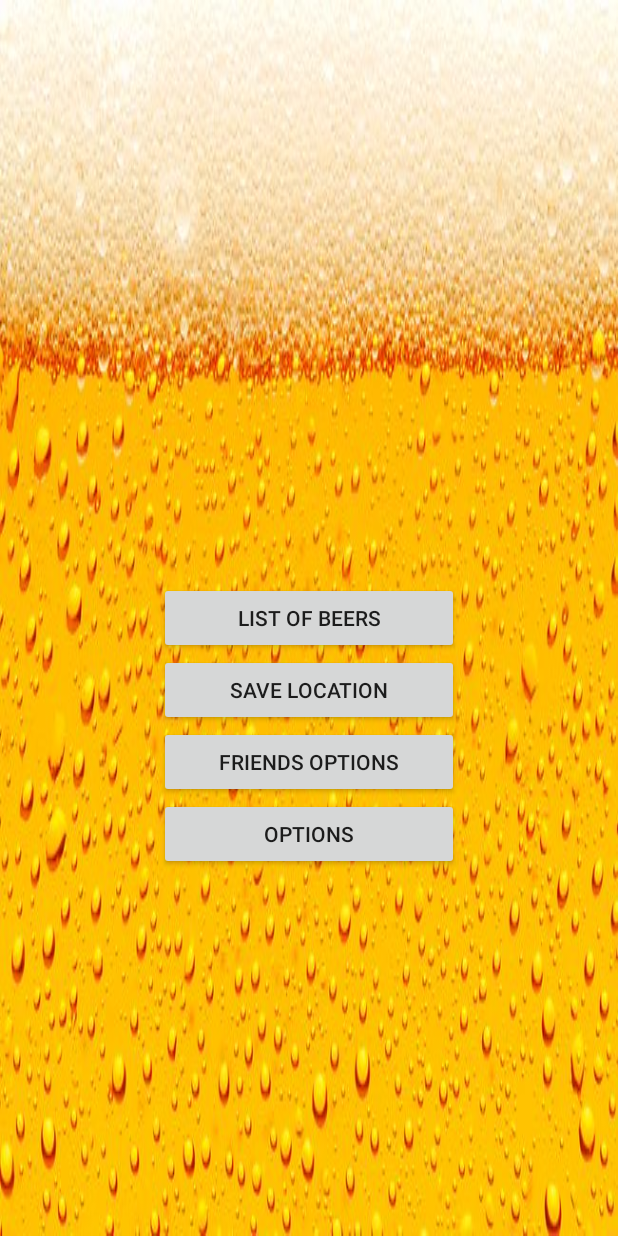
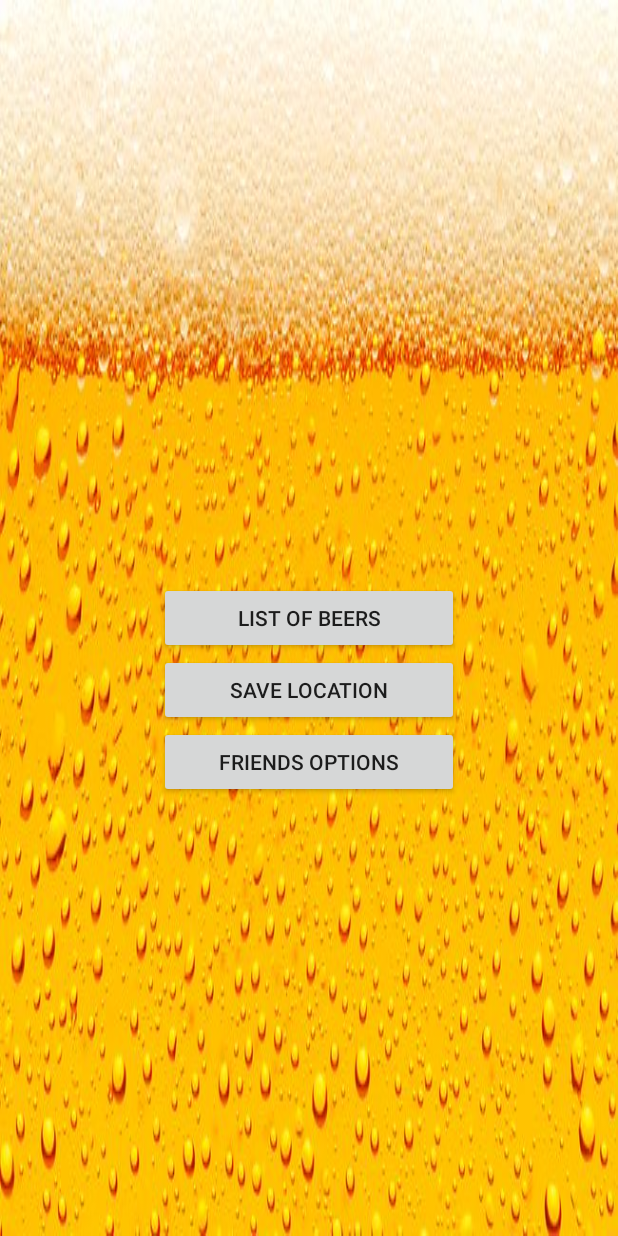
Before and after one commit to 188383/BeerApp, an Android app: the MainActivity screen opened directly, with no data from a screen before it, on a phone screen of 412 x 824 dp. Run offline under Robolectric (Android 15) with nearby library versions, the phone set to English and light mode, and no system bars; 1 statement that could not run was skipped.

```diff
--- a/app/src/main/java/project/pwr/beer/MainActivity.java
+++ b/app/src/main/java/project/pwr/beer/MainActivity.java
@@ -30,8 +30,7 @@ public class MainActivity extends Activity {
         if(requestCode==REGISTER_USER){
             if(resultCode==RESULT_OK){
                 USER_NAME =  data.getStringExtra(USER);
-
-              EMAIL =  data.getStringExtra(PASS);
+                EMAIL =  data.getStringExtra(PASS);
             }
         }
     }
@@ -44,8 +43,12 @@ public class MainActivity extends Activity {
         Button listBeers = (Button)findViewById(R.id.list_beers);
         Button options = (Button)findViewById(R.id.options);
         Button location = (Button)findViewById(R.id.location);
-        //Check if the user is registered either in DB or in file
-        //if yes continue normally, else fill out register
+        /*
+            Thread checks whether the user has registered.
+            If the user has registered then we're good to go, otherwise
+            the user has to register a name and send it to the database.
+        */
+
         new Thread(new Runnable() {
 
             @Override
--- a/app/src/main/res/layout-land/activity_main.xml
+++ b/app/src/main/res/layout-land/activity_main.xml
@@ -33,12 +33,5 @@
         android:layout_width="200dp"
         android:layout_height="wrap_content"
         android:text="@string/friend_options"/>
-    <Button
-        android:id="@+id/options"
-        android:layout_width="200dp"
-        android:layout_height="wrap_content"
-        android:layout_below="@id/friends"
-        android:layout_centerHorizontal="true"
-        android:text="@string/options"/>
 
 </RelativeLayout>
--- a/app/src/main/res/layout/activity_main.xml
+++ b/app/src/main/res/layout/activity_main.xml
@@ -30,12 +30,5 @@
         android:layout_width="200dp"
         android:layout_height="wrap_content"
         android:text="@string/friend_options"/>
-    <Button
-        android:id="@+id/options"
-        android:layout_width="200dp"
-        android:layout_height="wrap_content"
-        android:layout_below="@id/friends"
-        android:layout_centerHorizontal="true"
-        android:text="@string/options"/>
 
 </RelativeLayout>
```
Also changed, not shown: app/src/main/java/project/pwr/beer/OptionsActivity.java (+17 -1 lines).
